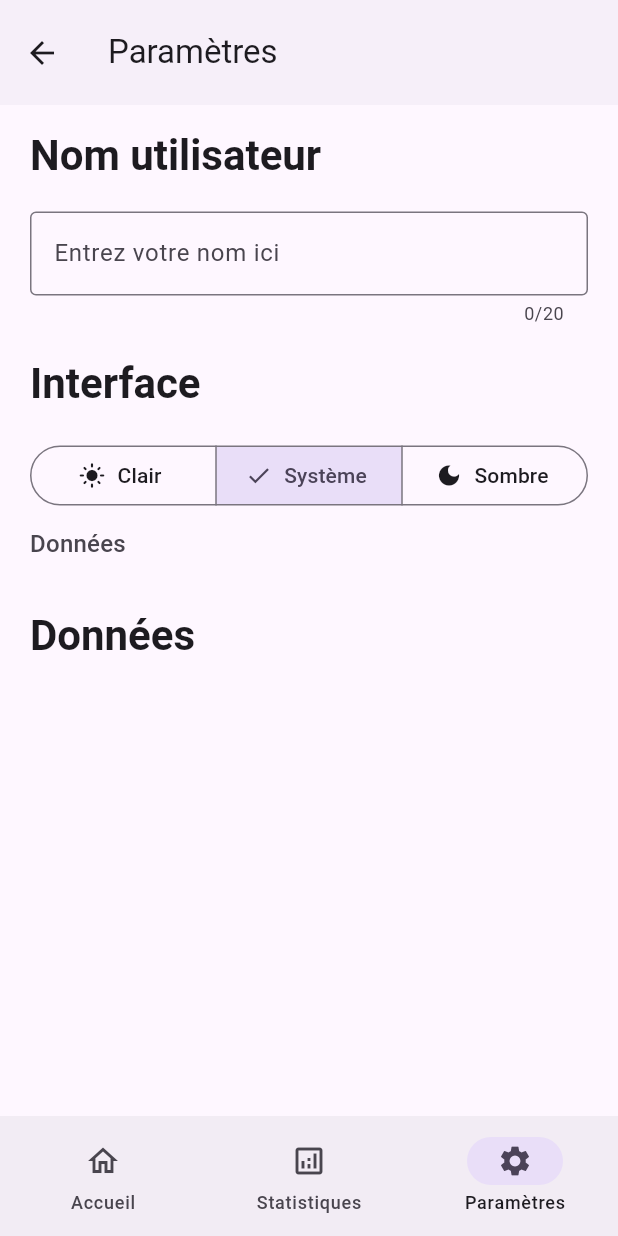
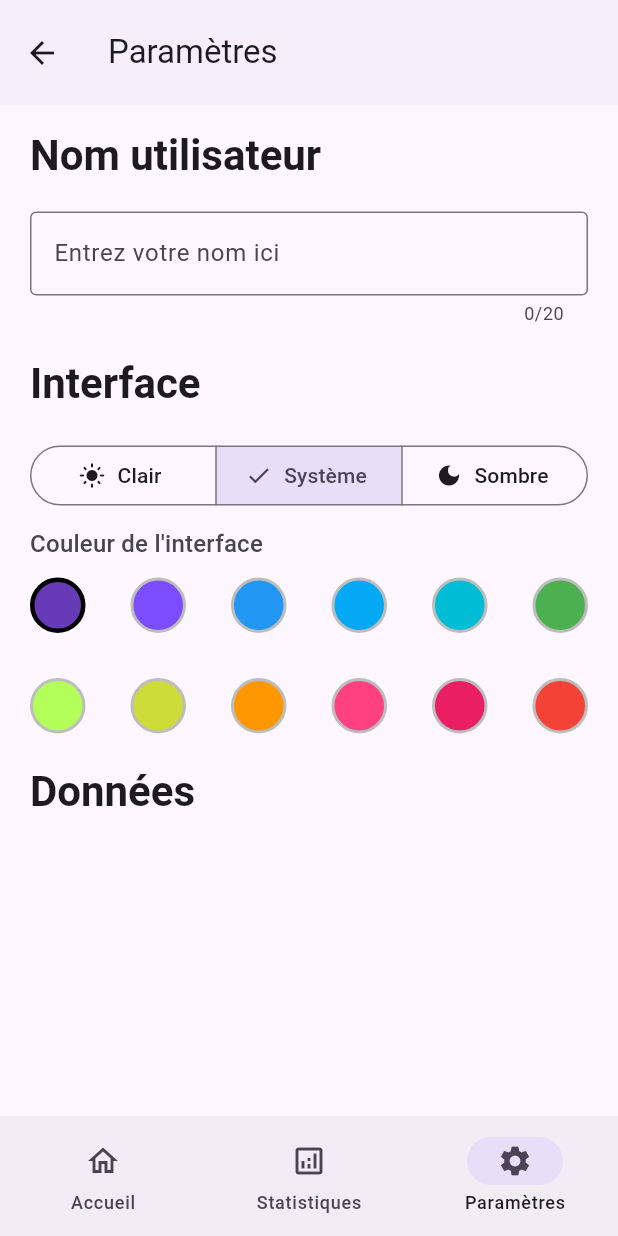
Before and after one commit to lynn2910/Carnet-Prise, a Flutter app: the SettingsScreen screen opened by its route, on a phone screen of 412 x 824 dp. Run offline on Flutter 3.47's test engine with Material 3 defaults, Android fonts, the phone set to English and light mode, and no system bars; our stand-ins replace go_router, isar, shared_preferences; accounts and stored records are empty; generated files the repository leaves out were written again.

Commit message:
feat(Settings): Add seed color selection

```diff
--- a/lib/pages/settings_page.dart
+++ b/lib/pages/settings_page.dart
@@ -2,6 +2,8 @@ import 'package:carnet_prise/widgets/settings/theme_mode_selector.dart';
 import 'package:carnet_prise/widgets/settings/username_input.dart';
 import 'package:flutter/material.dart';
 import 'package:go_router/go_router.dart';
+
+import '../widgets/settings/theme_color_selector.dart';
 
 class SettingsScreen extends StatelessWidget {
   const SettingsScreen({super.key});
@@ -49,12 +51,13 @@ class SettingsScreen extends StatelessWidget {
               Padding(
                 padding: const EdgeInsets.symmetric(vertical: 10),
                 child: Text(
-                  "Données",
+                  "Couleur de l'interface",
                   style: theme.textTheme.titleMedium!.copyWith(
                     color: theme.colorScheme.onSurfaceVariant,
                   ),
                 ),
               ),
+              ThemeColorSelector(),
               SizedBox(height: 20),
 
               //
--- a/lib/stores/theme_manager.dart
+++ b/lib/stores/theme_manager.dart
@@ -8,6 +8,21 @@ class ThemeManager extends ChangeNotifier {
   ThemeMode get themeMode => _themeMode;
 
   Color get seedColor => _seedColor;
+
+  List<Color> get allowedColors => [
+    Colors.deepPurple,
+    Colors.deepPurpleAccent,
+    Colors.blue,
+    Colors.lightBlue,
+    Colors.cyan,
+    Colors.green,
+    Colors.lightGreenAccent,
+    Colors.lime,
+    Colors.orange,
+    Colors.pinkAccent,
+    Colors.pink,
+    Colors.red,
+  ];
 
   ThemeManager() {
     _loadThemePreferences();
--- a/lib/widgets/settings/theme_color_selector.dart
+++ b/lib/widgets/settings/theme_color_selector.dart
@@ -1,10 +1,48 @@
 import 'package:flutter/material.dart';
+import 'package:provider/provider.dart';
+import 'package:carnet_prise/stores/theme_manager.dart';
 
 class ThemeColorSelector extends StatelessWidget {
   const ThemeColorSelector({super.key});
 
   @override
   Widget build(BuildContext context) {
-    return Placeholder();
+    final themeManager = Provider.of<ThemeManager>(context);
+    final List<Color> allowedColors = themeManager.allowedColors;
+    final Color currentSeedColor = themeManager.seedColor;
+
+    return GridView.builder(
+      shrinkWrap: true,
+      physics: const NeverScrollableScrollPhysics(),
+      itemCount: allowedColors.length,
+      gridDelegate: const SliverGridDelegateWithFixedCrossAxisCount(
+        crossAxisCount: 6,
+        crossAxisSpacing: 30.0,
+        mainAxisSpacing: 30.0,
+        childAspectRatio: 1.0,
+      ),
+      itemBuilder: (context, index) {
+        final Color color = allowedColors[index];
+        final bool isSelected = color.toARGB32() == currentSeedColor.toARGB32();
+
+        return GestureDetector(
+          onTap: () {
+            themeManager.setSeedColor(color);
+          },
+          child: Container(
+            width: 40,
+            height: 40,
+            decoration: BoxDecoration(
+              color: color,
+              shape: BoxShape.circle,
+              border: Border.all(
+                color: isSelected ? Colors.black : Colors.grey[400]!,
+                width: isSelected ? 3.0 : 2.0,
+              ),
+            ),
+          ),
+        );
+      },
+    );
   }
 }
```
